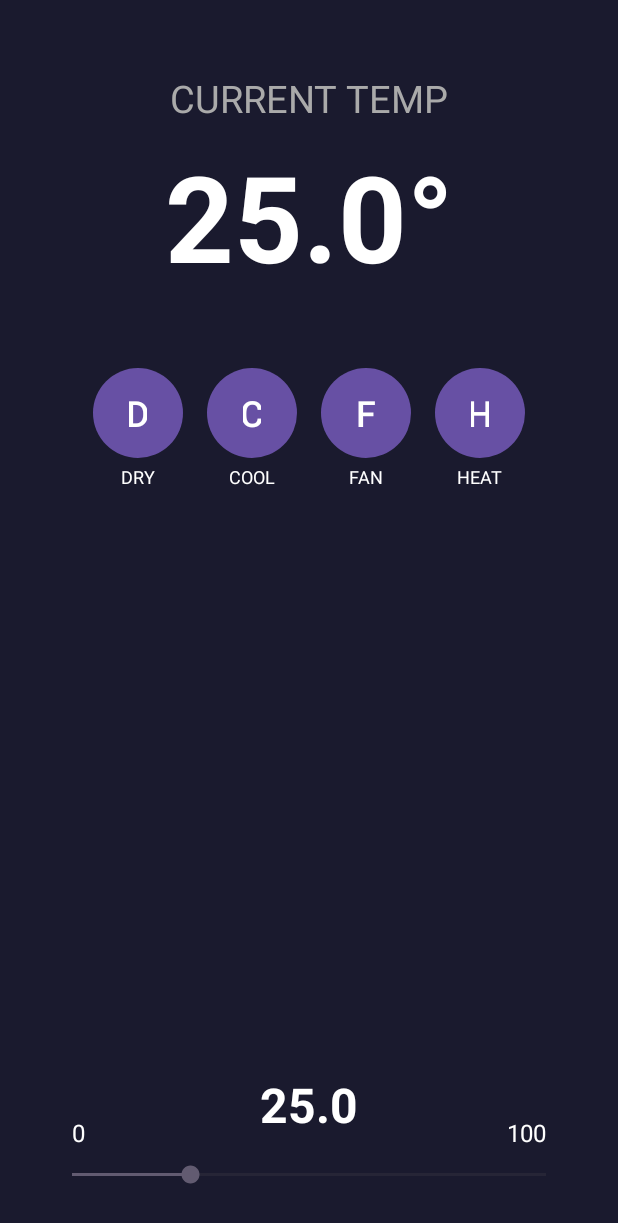
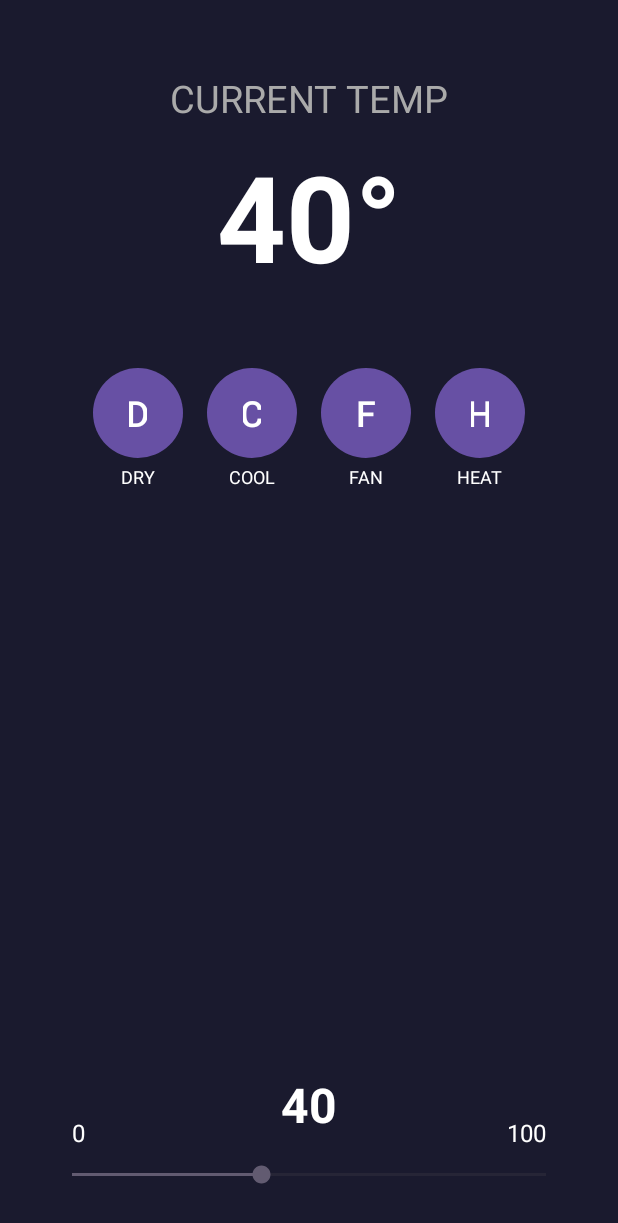
Before and after one commit to MadhukaH/Lab-Test-EEI4369, an Android app: the TempShow screen opened directly, with no data from a screen before it, on a phone screen of 412 x 824 dp. Shown: the top 1223 px of the screen. Run offline under Robolectric (Android 15) with nearby library versions, the light colour scheme and no system bars.

Commit message:
Alarm Sound Set  Virtual  Ambient temperature (C) value change and automatically play an audio clip

```diff
--- a/app/src/main/AndroidManifest.xml
+++ b/app/src/main/AndroidManifest.xml
@@ -1,10 +1,13 @@
 <?xml version="1.0" encoding="utf-8"?>
 <manifest xmlns:android="http://schemas.android.com/apk/res/android"
-    xmlns:tools="http://schemas.android.com/tools">
+    xmlns:tools="http://schemas.android.com/tools"
+    package="com.s23010169.madhuka">
 
     <uses-permission android:name="android.permission.INTERNET" />
     <uses-permission android:name="android.permission.ACCESS_FINE_LOCATION" />
     <uses-permission android:name="android.permission.ACCESS_COARSE_LOCATION" />
+    <uses-permission android:name="android.permission.BODY_SENSORS" />
+    <uses-permission android:name="android.permission.BODY_SENSORS_BACKGROUND" />
 
     <application
         android:allowBackup="true"
--- a/app/src/main/java/com/s23010169/madhuka/TempShow.java
+++ b/app/src/main/java/com/s23010169/madhuka/TempShow.java
@@ -1,65 +1,69 @@
 package com.s23010169.madhuka;
 
-import android.os.Bundle;
-import android.widget.Button;
-import android.widget.SeekBar;
-import android.widget.TextView;
-import androidx.appcompat.app.AppCompatActivity;
-import android.media.MediaPlayer;
 import android.content.Context;
 import android.hardware.Sensor;
 import android.hardware.SensorEvent;
 import android.hardware.SensorEventListener;
 import android.hardware.SensorManager;
+import android.media.MediaPlayer;
+import android.os.Bundle;
+import android.util.Log;
+import android.widget.Button;
+import android.widget.SeekBar;
+import android.widget.TextView;
 import android.widget.Toast;
-import android.util.Log;
+import androidx.appcompat.app.AppCompatActivity;
 
 public class TempShow extends AppCompatActivity implements SensorEventListener {
     private static final String TAG = "TempShow";
-
-    // Constants
-    private static final int TEMP_THRESHOLD = 69;
-    private static final int INITIAL_TEMP = 25;
-    private static final int MIN_TEMP = 0;
-    private static final int MAX_TEMP = 100;
-    private static final String TEMP_FORMAT = "%.1f°";
-
-    // UI Components
     private TextView currentTempLabel;
     private TextView currentTemperatureValue;
+    private Button dryButton;
+    private Button coolButton;
+    private Button fanButton;
+    private Button heatButton;
     private TextView sliderValue;
     private TextView minTemp;
     private TextView maxTemp;
     private SeekBar temperatureSlider;
-    private Button dryButton;
-    private Button coolButton;
-    private Button fanButton;
-    private Button heatButton;
 
-    // System Components
-    private MediaPlayer mediaPlayer;
     private SensorManager sensorManager;
     private Sensor ambientTempSensor;
-
-    // State Variables
-    private float currentTemperature = INITIAL_TEMP;
+    private MediaPlayer mediaPlayer;
+    private static final float TEMP_THRESHOLD = 69.0f;
     private boolean isAlarmPlaying = false;
-    private boolean isUsingSensor = false;
 
     @Override
     protected void onCreate(Bundle savedInstanceState) {
         super.onCreate(savedInstanceState);
         setContentView(R.layout.activity_temp_show);
 
-        initializeComponents();
-        setupTemperatureSensor();
-        setupUI();
+        // Initialize sensor manager and temperature sensor
+        sensorManager = (SensorManager) getSystemService(Context.SENSOR_SERVICE);
+        ambientTempSensor = sensorManager.getDefaultSensor(Sensor.TYPE_AMBIENT_TEMPERATURE);
+
+        if (ambientTempSensor == null) {
+            Toast.makeText(this, "Temperature sensor not available", Toast.LENGTH_LONG).show();
         }
 
-    private void initializeComponents() {
         // Initialize MediaPlayer
-        mediaPlayer = MediaPlayer.create(this, R.raw.alert_sound);
+        try {
+            mediaPlayer = MediaPlayer.create(this, R.raw.alarm_sound);
+            if (mediaPlayer != null) {
                 mediaPlayer.setLooping(true);
+                mediaPlayer.setOnErrorListener((mp, what, extra) -> {
+                    Log.e(TAG, "MediaPlayer error: what=" + what + " extra=" + extra);
+                    Toast.makeText(TempShow.this, "Error playing alarm sound", Toast.LENGTH_SHORT).show();
+                    return false;
+                });
+            } else {
+                Log.e(TAG, "Failed to create MediaPlayer");
+                Toast.makeText(this, "Failed to initialize alarm sound", Toast.LENGTH_SHORT).show();
+            }
+        } catch (Exception e) {
+            Log.e(TAG, "Error initializing MediaPlayer", e);
+            Toast.makeText(this, "Error initializing alarm sound: " + e.getMessage(), Toast.LENGTH_SHORT).show();
+        }
 
         // Initialize TextViews
         currentTempLabel = findViewById(R.id.currentTempLabel);
@@ -76,116 +80,45 @@ public class TempShow extends AppCompatActivity implements SensorEventListener {
 
         // Initialize SeekBar
         temperatureSlider = findViewById(R.id.temperatureSlider);
-    }
 
-    private void setupTemperatureSensor() {
-        sensorManager = (SensorManager) getSystemService(Context.SENSOR_SERVICE);
-        if (sensorManager != null) {
-            ambientTempSensor = sensorManager.getDefaultSensor(Sensor.TYPE_AMBIENT_TEMPERATURE);
-            if (ambientTempSensor != null) {
-                isUsingSensor = true;
-                Log.d(TAG, "Temperature sensor found: " + ambientTempSensor.getName());
-                showToast("Using device temperature sensor");
-            } else {
-                Log.d(TAG, "Temperature sensor not found");
-                showToast("Temperature sensor not available. Using manual control.");
-            }
-        }
-    }
-
-    private void setupUI() {
         // Set initial values
-        updateTemperatureDisplay(INITIAL_TEMP);
-        minTemp.setText(String.valueOf(MIN_TEMP));
-        maxTemp.setText(String.valueOf(MAX_TEMP));
+        currentTemperatureValue.setText("40°");
+        sliderValue.setText("40");
+        minTemp.setText("0");
+        maxTemp.setText("100");
 
         // Configure SeekBar
-        temperatureSlider.setMax(MAX_TEMP);
-        temperatureSlider.setProgress(INITIAL_TEMP);
-        temperatureSlider.setMin(MIN_TEMP);
+        temperatureSlider.setMax(100);
+        temperatureSlider.setProgress(40);
+        temperatureSlider.setMin(0);
 
-        setupButtonListeners();
-        setupSeekBarListener();
-    }
-
-    private void setupButtonListeners() {
-        Button[] modeButtons = {dryButton, coolButton, fanButton, heatButton};
-        String[] modes = {"Dry", "Cool", "Fan", "Heat"};
-
-        for (int i = 0; i < modeButtons.length; i++) {
-            final Button button = modeButtons[i];
-            final String mode = modes[i];
-            button.setOnClickListener(v -> {
-                resetButtonColors();
-                button.setBackgroundResource(R.drawable.circle_button_background_blue);
-                showToast(mode + " mode activated");
-            });
-        }
-    }
-
-    private void setupSeekBarListener() {
         temperatureSlider.setOnSeekBarChangeListener(new SeekBar.OnSeekBarChangeListener() {
             @Override
             public void onProgressChanged(SeekBar seekBar, int progress, boolean fromUser) {
-                if (!isUsingSensor || fromUser) {
-                    updateTemperature(progress);
+                currentTemperatureValue.setText(progress + "°");
+                sliderValue.setText(String.valueOf(progress));
+
+                // Check if temperature exceeds threshold
+                if (progress > TEMP_THRESHOLD && !isAlarmPlaying) {
+                    playAlarm();
+                } else if (progress <= TEMP_THRESHOLD && isAlarmPlaying) {
+                    stopAlarm();
                 }
             }
 
             @Override
-            public void onStartTrackingTouch(SeekBar seekBar) {
-                if (isUsingSensor) {
-                    isUsingSensor = false;
-                    showToast("Switched to manual control");
-                }
-            }
+            public void onStartTrackingTouch(SeekBar seekBar) {}
 
             @Override
-            public void onStopTrackingTouch(SeekBar seekBar) {
-                // Not used
-            }
+            public void onStopTrackingTouch(SeekBar seekBar) {}
         });
-    }
-
-    private void resetButtonColors() {
-        int[] buttonIds = {R.id.dryButton, R.id.coolButton, R.id.fanButton, R.id.heatButton};
-        for (int id : buttonIds) {
-            findViewById(id).setBackgroundResource(R.drawable.circle_button_background_gray);
-        }
-    }
-
-    private void updateTemperature(float temperature) {
-        currentTemperature = temperature;
-        updateTemperatureDisplay(temperature);
-        checkTemperatureThreshold(temperature);
-    }
-
-    private void updateTemperatureDisplay(float temperature) {
-        currentTemperatureValue.setText(String.format(TEMP_FORMAT, temperature));
-        sliderValue.setText(String.format("%.1f", temperature));
-    }
-
-    private void checkTemperatureThreshold(float temperature) {
-        if (temperature >= TEMP_THRESHOLD && !isAlarmPlaying) {
-            playAlarm();
-            Log.d(TAG, "Temperature threshold exceeded: " + temperature + "°");
-            showToast("Temperature warning: " + temperature + "°");
-        } else if (temperature < TEMP_THRESHOLD && isAlarmPlaying) {
-            stopAlarm();
-            Log.d(TAG, "Temperature below threshold: " + temperature + "°");
-        }
-    }
-
-    private void showToast(String message) {
-        Toast.makeText(this, message, Toast.LENGTH_SHORT).show();
     }
 
     @Override
     protected void onResume() {
         super.onResume();
-        if (ambientTempSensor != null && isUsingSensor) {
+        if (ambientTempSensor != null) {
             sensorManager.registerListener(this, ambientTempSensor, SensorManager.SENSOR_DELAY_NORMAL);
-            Log.d(TAG, "Sensor listener registered");
         }
     }
 
@@ -193,37 +126,59 @@ public class TempShow extends AppCompatActivity implements SensorEventListener {
     protected void onPause() {
         super.onPause();
         sensorManager.unregisterListener(this);
-        Log.d(TAG, "Sensor listener unregistered");
+        if (isAlarmPlaying) {
+            stopAlarm();
+        }
     }
 
     @Override
     public void onSensorChanged(SensorEvent event) {
-        if (event.sensor.getType() == Sensor.TYPE_AMBIENT_TEMPERATURE && isUsingSensor) {
-            float temp = event.values[0];
-            Log.d(TAG, "Sensor temperature: " + temp + "°");
-            updateTemperature(temp);
+        if (event.sensor.getType() == Sensor.TYPE_AMBIENT_TEMPERATURE) {
+            float temperature = event.values[0];
+            currentTemperatureValue.setText(String.format("%.1f°", temperature));
+
+            if (temperature > TEMP_THRESHOLD && !isAlarmPlaying) {
+                playAlarm();
+            } else if (temperature <= TEMP_THRESHOLD && isAlarmPlaying) {
+                stopAlarm();
+            }
         }
     }
 
     @Override
-    public void onAccuracyChanged(Sensor sensor, int accuracy) {
-        Log.d(TAG, "Sensor accuracy changed: " + accuracy);
-    }
+    public void onAccuracyChanged(Sensor sensor, int accuracy) {}
 
     private void playAlarm() {
         if (mediaPlayer != null && !isAlarmPlaying) {
+            try {
+                if (!mediaPlayer.isPlaying()) {
                     mediaPlayer.start();
                     isAlarmPlaying = true;
-            Log.d(TAG, "Alarm started");
+                    Toast.makeText(this, "Temperature threshold exceeded!", Toast.LENGTH_SHORT).show();
+                    Log.d(TAG, "Alarm started playing");
+                }
+            } catch (Exception e) {
+                Log.e(TAG, "Error playing alarm", e);
+                Toast.makeText(this, "Error playing alarm: " + e.getMessage(), Toast.LENGTH_SHORT).show();
+            }
+        } else {
+            Log.w(TAG, "Cannot play alarm: mediaPlayer=" + (mediaPlayer != null) + ", isAlarmPlaying=" + isAlarmPlaying);
         }
     }
 
     private void stopAlarm() {
         if (mediaPlayer != null && isAlarmPlaying) {
+            try {
+                if (mediaPlayer.isPlaying()) {
                     mediaPlayer.pause();
                     mediaPlayer.seekTo(0);
                     isAlarmPlaying = false;
                     Log.d(TAG, "Alarm stopped");
+                }
+            } catch (Exception e) {
+                Log.e(TAG, "Error stopping alarm", e);
+                Toast.makeText(this, "Error stopping alarm: " + e.getMessage(), Toast.LENGTH_SHORT).show();
+            }
         }
     }
 
@@ -231,10 +186,16 @@ public class TempShow extends AppCompatActivity implements SensorEventListener {
     protected void onDestroy() {
         super.onDestroy();
         if (mediaPlayer != null) {
+            try {
+                if (mediaPlayer.isPlaying()) {
+                    mediaPlayer.stop();
+                }
                 mediaPlayer.release();
                 mediaPlayer = null;
                 Log.d(TAG, "MediaPlayer released");
-        }
-        sensorManager.unregisterListener(this);
+            } catch (Exception e) {
+                Log.e(TAG, "Error releasing MediaPlayer", e);
             }
         }
+    }
+}
--- a/app/src/main/res/layout/activity_temp_show.xml
+++ b/app/src/main/res/layout/activity_temp_show.xml
@@ -172,7 +172,7 @@
         android:id="@+id/minTemp"
         android:layout_width="wrap_content"
         android:layout_height="wrap_content"
-        android:text="30"
+        android:text="0"
         android:textColor="@android:color/white"
         android:textSize="16sp"
         android:layout_marginStart="16dp"
@@ -184,7 +184,7 @@
         android:id="@+id/maxTemp"
         android:layout_width="wrap_content"
         android:layout_height="wrap_content"
-        android:text="50"
+        android:text="100"
         android:textColor="@android:color/white"
         android:textSize="16sp"
         android:layout_marginEnd="16dp"
```
Also changed, not shown: 2 other files. Lines whose indentation alone changed are shown as unchanged.
